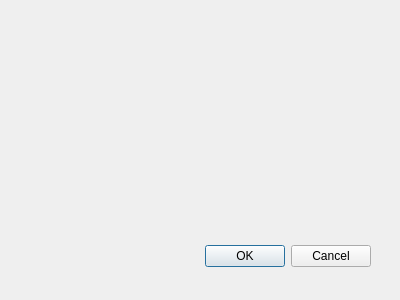
Qt form resource/ui/char_select.ui (AttorneyOnline/AO2-Client) before a commit.
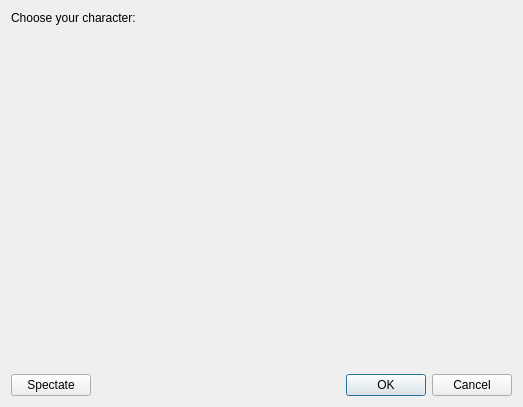
The same form after that commit. Icons and pictures are not drawn.

```diff
--- a/resource/ui/char_select.ui
+++ b/resource/ui/char_select.ui
@@ -3,34 +3,122 @@
  <comment></comment>
  <exportmacro></exportmacro>
  <class>Dialog</class>
- <widget class="QDialog" name="Dialog" >
-  <property name="geometry" >
+ <widget class="QDialog" name="Dialog">
+  <property name="geometry">
    <rect>
     <x>0</x>
     <y>0</y>
-    <width>400</width>
-    <height>300</height>
+    <width>523</width>
+    <height>407</height>
    </rect>
   </property>
   <property name="windowTitle" >
    <string>Dialog</string>
   </property>
-  <widget class="QDialogButtonBox" name="buttonBox" >
-   <property name="geometry" >
-    <rect>
-     <x>30</x>
-     <y>240</y>
-     <width>341</width>
-     <height>32</height>
-    </rect>
-   </property>
-   <property name="orientation" >
-    <enum>Qt::Horizontal</enum>
-   </property>
-   <property name="standardButtons" >
-    <set>QDialogButtonBox::Cancel|QDialogButtonBox::Ok</set>
-   </property>
-  </widget>
+  <layout class="QGridLayout" name="gridLayout">
+   <item row="3" column="1">
+    <widget class="QDialogButtonBox" name="buttons">
+     <property name="standardButtons">
+      <set>QDialogButtonBox::Cancel|QDialogButtonBox::Ok</set>
+     </property>
+    </widget>
+   </item>
+   <item row="3" column="0">
+    <widget class="QPushButton" name="spectate">
+     <property name="text">
+      <string>Spectate</string>
+     </property>
+    </widget>
+   </item>
+   <item row="1" column="0" colspan="2">
+    <widget class="QListWidget" name="char_list">
+     <property name="styleSheet">
+      <string notr="true">background: transparent;</string>
+     </property>
+     <property name="showDropIndicator" stdset="0">
+      <bool>false</bool>
+     </property>
+     <property name="iconSize">
+      <size>
+       <width>60</width>
+       <height>60</height>
+      </size>
+     </property>
+     <property name="flow">
+      <enum>QListView::LeftToRight</enum>
+     </property>
+     <property name="layoutMode">
+      <enum>QListView::Batched</enum>
+     </property>
+     <property name="viewMode">
+      <enum>QListView::IconMode</enum>
+     </property>
+     <property name="uniformItemSizes">
+      <bool>true</bool>
+     </property>
+     <property name="itemAlignment">
+      <set>Qt::AlignCenter</set>
+     </property>
+     <item>
+      <property name="text">
+       <string/>
+      </property>
+      <property name="toolTip">
+       <string>&lt;h3&gt;Awesome Face&lt;/h3&gt;
+&lt;p&gt;Even he who not is a kek becomes a kek.&lt;/p&gt;</string>
+      </property>
+      <property name="icon">
+       <iconset>
+        <normaloff>../../../../../../Pictures/Other/awesomeface.gif</normaloff>../../../../../../Pictures/Other/awesomeface.gif</iconset>
+      </property>
+     </item>
+     <item>
+      <property name="text">
+       <string/>
+      </property>
+      <property name="toolTip">
+       <string>&lt;h3&gt;Derek Stiles&lt;/h3&gt;
+&lt;p&gt;No description provided.&lt;/p&gt;</string>
+      </property>
+      <property name="icon">
+       <iconset>
+        <normaloff>../../../../../../Pictures/Other/Ace Attorney Clinical Trial/i_dstiles.png</normaloff>../../../../../../Pictures/Other/Ace Attorney Clinical Trial/i_dstiles.png</iconset>
+      </property>
+      <property name="flags">
+       <set>ItemIsSelectable|ItemIsDragEnabled|ItemIsUserCheckable</set>
+      </property>
+     </item>
+     <item>
+      <property name="text">
+       <string/>
+      </property>
+      <property name="icon">
+       <iconset>
+        <normaloff>../../../../../../Pictures/Other/Ace Attorney Clinical Trial/i_vniguel.png</normaloff>../../../../../../Pictures/Other/Ace Attorney Clinical Trial/i_vniguel.png</iconset>
+      </property>
+     </item>
+     <item>
+      <property name="text">
+       <string/>
+      </property>
+      <property name="toolTip">
+       <string>Unknown</string>
+      </property>
+      <property name="icon">
+       <iconset>
+        <normaloff>../../../../../../Pictures/Other/Ace Attorney Clinical Trial/Inconnu.png</normaloff>../../../../../../Pictures/Other/Ace Attorney Clinical Trial/Inconnu.png</iconset>
+      </property>
+     </item>
+    </widget>
+   </item>
+   <item row="0" column="0" colspan="2">
+    <widget class="QLabel" name="label">
+     <property name="text">
+      <string>Choose your character:</string>
+     </property>
+    </widget>
+   </item>
+  </layout>
  </widget>
  <pixmapfunction></pixmapfunction>
  <resources/>
```
Left out of the diff: 47 changed lines with no effect on the pictures.
